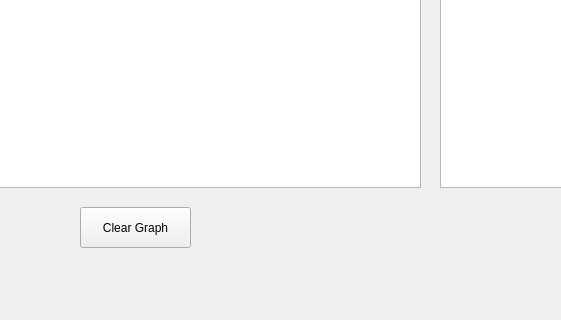
The window that FFT/FFT.ui (yasser1412/Magnitude-phase-Mixer) describes before a commit, drawn with Qt 5; both pictures show x 120 to 681 and y 163 to 483 of the 1096 by 483 pixel window.
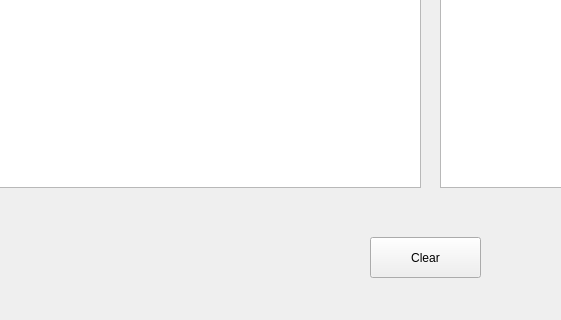
The same window after the commit. Custom widgets are drawn as their Qt base class.

Patch:
```diff
--- a/FFT/FFT.ui
+++ b/FFT/FFT.ui
@@ -53,14 +53,17 @@
    <widget class="QPushButton" name="clrBtn">
     <property name="geometry">
      <rect>
-      <x>200</x>
-      <y>370</y>
+      <x>490</x>
+      <y>400</y>
       <width>111</width>
       <height>41</height>
      </rect>
     </property>
     <property name="text">
-     <string>Clear Graph</string>
+     <string>Clear</string>
+    </property>
+    <property name="shortcut">
+     <string>Ctrl+C</string>
     </property>
    </widget>
    <widget class="PlotWidget" name="plotHere_2">
```
Left out of the diff: 9 changed lines with no effect on the pictures.
